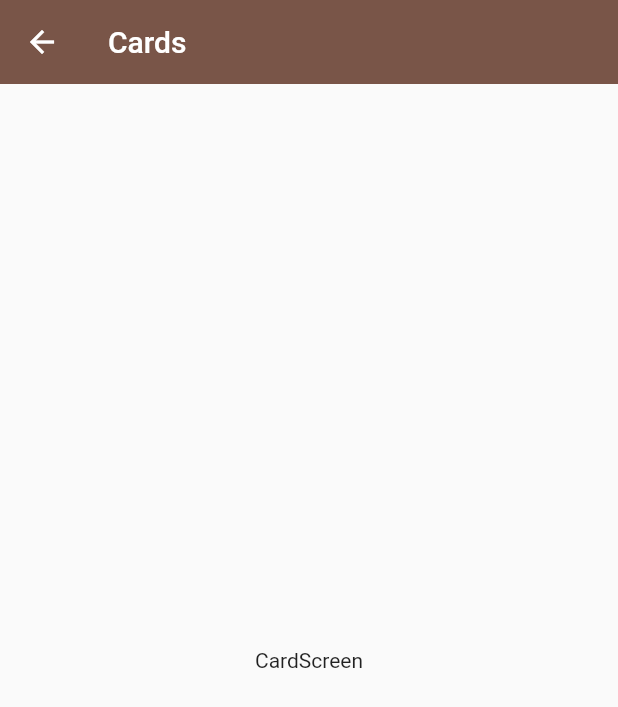
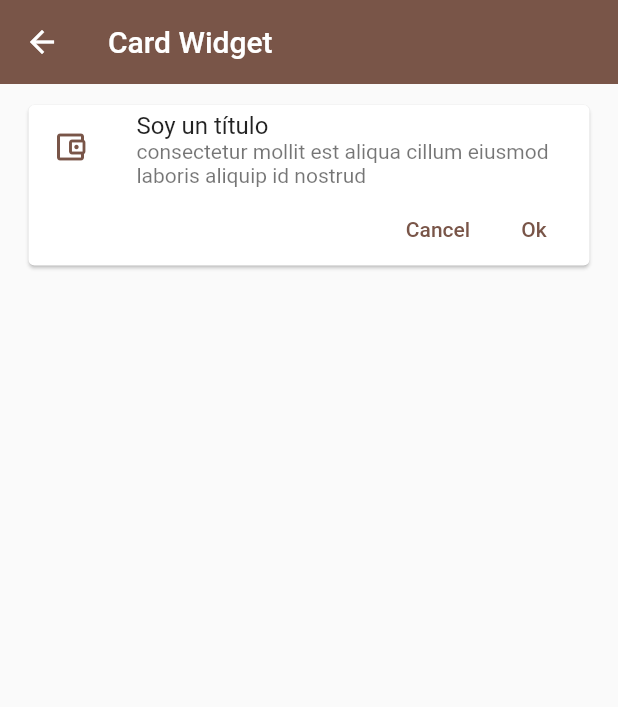
Before and after one commit to vcv8/flutter_wdg_test, a Flutter app: the CardScreen screen opened by its route, on a phone screen of 412 x 824 dp. Shown: the top 707 px of the screen. Run offline on Flutter 3.47's test engine with Material 2 defaults, Android fonts, the light colour scheme and no system bars.

Commit message:
Basic card with global app style

```diff
--- a/lib/main.dart
+++ b/lib/main.dart
@@ -1,6 +1,6 @@
 import 'package:flutter/material.dart';
 import 'package:flutter_wdg_test/router/app_routes.dart';
-import 'package:flutter_wdg_test/themes/app_theme.dart';
+import 'package:flutter_wdg_test/themes/themes.dart';
 
 void main() => runApp(const MyApp());
 
--- a/lib/models/models.dart
+++ b/lib/models/models.dart
@@ -0,0 +1 @@
+export 'package:flutter_wdg_test/models/menu_option.dart';
--- a/lib/router/app_routes.dart
+++ b/lib/router/app_routes.dart
@@ -1,5 +1,5 @@
 import 'package:flutter/material.dart';
-import 'package:flutter_wdg_test/models/menu_option.dart';
+import 'package:flutter_wdg_test/models/models.dart';
 import 'package:flutter_wdg_test/screens/screens.dart';
 
 class AppRoutes {
--- a/lib/screens/card_screen.dart
+++ b/lib/screens/card_screen.dart
@@ -1,4 +1,5 @@
 import 'package:flutter/material.dart';
+import 'package:flutter_wdg_test/widgets/widgets.dart';
 
 class CardScreen extends StatelessWidget {
   const CardScreen({super.key});
@@ -7,10 +8,13 @@ class CardScreen extends StatelessWidget {
   Widget build(BuildContext context) {
     return Scaffold(
       appBar: AppBar(
-        title: const Text('Cards'),
+        title: const Text('Card Widget'),
       ),
-      body: const Center(
-        child: Text('CardScreen'),
+      body: ListView(
+        padding: const EdgeInsets.symmetric(horizontal: 15, vertical: 10),
+        children: const [
+          CustomCard1(),
+        ],
       ),
     );
   }
--- a/lib/screens/home_screen.dart
+++ b/lib/screens/home_screen.dart
@@ -1,6 +1,6 @@
 import 'package:flutter/material.dart';
 import 'package:flutter_wdg_test/router/app_routes.dart';
-import 'package:flutter_wdg_test/themes/app_theme.dart';
+import 'package:flutter_wdg_test/themes/themes.dart';
 
 class HomeScreen extends StatelessWidget {
   const HomeScreen({super.key});
--- a/lib/themes/app_theme.dart
+++ b/lib/themes/app_theme.dart
@@ -2,6 +2,7 @@ import 'package:flutter/material.dart';
 
 class AppTheme {
   static const Color primary = Colors.brown;
+
   static final ThemeData lightTheme = ThemeData.light().copyWith(
     // Color primario
     primaryColor: primary,
@@ -10,7 +11,16 @@ class AppTheme {
       elevation: 0,
       color: primary,
     ),
+    // TextButton Theme
+    textButtonTheme: const TextButtonThemeData(
+      style: ButtonStyle(
+        foregroundColor: MaterialStatePropertyAll(primary),
+        // style: TextButton.styleFrom(foregroundColor: primary),
+        // Also works, but not const
+      ),
+    ),
   );
+
   static final ThemeData darkTheme = ThemeData.dark().copyWith(
     // Color primario
     primaryColor: primary,
--- /dev/null
+++ b/lib/themes/themes.dart
@@ -0,0 +1 @@
+export 'package:flutter_wdg_test/themes/app_theme.dart';
--- /dev/null
+++ b/lib/widgets/card1_widget.dart
@@ -0,0 +1,43 @@
+import 'package:flutter/material.dart';
+import 'package:flutter_wdg_test/themes/themes.dart';
+
+class CustomCard1 extends StatelessWidget {
+  const CustomCard1({
+    super.key,
+  });
+
+  @override
+  Widget build(BuildContext context) {
+    return Card(
+      child: Column(
+        children: <Widget>[
+          const ListTile(
+            leading: Icon(
+              Icons.account_balance_wallet_outlined,
+              color: AppTheme.primary,
+            ),
+            title: Text('Soy un título'),
+            subtitle: Text(
+                'consectetur mollit est aliqua cillum eiusmod laboris aliquip id nostrud'),
+          ),
+          Padding(
+            padding: const EdgeInsets.only(right: 5),
+            child: Row(
+              mainAxisAlignment: MainAxisAlignment.end,
+              children: [
+                TextButton(
+                  onPressed: () {},
+                  child: const Text('Cancel'),
+                ),
+                TextButton(
+                  onPressed: () {},
+                  child: const Text('Ok'),
+                ),
+              ],
+            ),
+          ),
+        ],
+      ),
+    );
+  }
+}
--- /dev/null
+++ b/lib/widgets/widgets.dart
@@ -0,0 +1 @@
+export 'package:flutter_wdg_test/widgets/card1_widget.dart';
```
